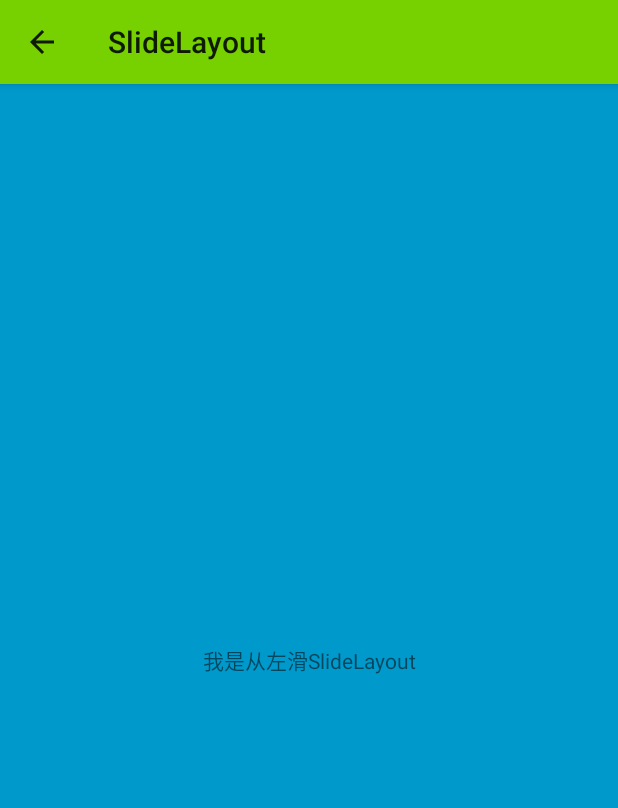
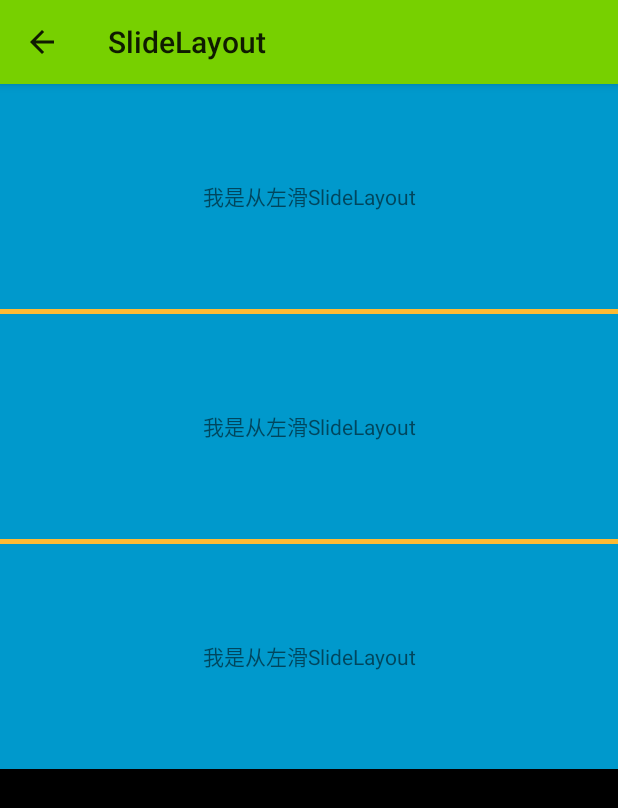
Before and after one commit to huruidong/CustomView, an Android app: the SlideLayoutDemo screen opened directly, with no data from a screen before it, on a phone screen of 412 x 824 dp. Shown: the top 808 px of the screen. Run offline under Robolectric (Android 15) with nearby library versions, the phone set to English and light mode, and no system bars.

Commit message:
修改侧滑布局SlideLayout

```diff
--- a/app/build.gradle
+++ b/app/build.gradle
@@ -34,5 +34,6 @@ dependencies {
     // framework.jar需要使用compileOnly方式导入，防止出现API数量过多问题
     compileOnly fileTree(dir: 'libs', include: ['*.jar'])
     implementation 'com.android.support:recyclerview-v7:28.0.0'
+    implementation 'com.android.support:support-dynamic-animation:28.0.0'
 //    implementation 'androidx.appcompat:appcompat:1.0.2'
 }
--- a/app/src/main/res/layout/slide_activity_main.xml
+++ b/app/src/main/res/layout/slide_activity_main.xml
@@ -1,28 +1,101 @@
 <?xml version="1.0" encoding="utf-8"?>
 <LinearLayout xmlns:android="http://schemas.android.com/apk/res/android"
+    xmlns:app="http://schemas.android.com/apk/res-auto"
     android:layout_width="match_parent"
     android:layout_height="match_parent"
-    xmlns:app="http://schemas.android.com/apk/res-auto"
     android:orientation="vertical">
 
     <com.example.customviewdemo.slideLayout.SlideLayout
         android:layout_width="match_parent"
-        android:layout_height="match_parent"
+        android:layout_height="wrap_content"
+        app:slideDirection="horizontal">
+
+        <LinearLayout
+            android:layout_width="@dimen/dp_200"
+            android:layout_height="match_parent"
+            android:gravity="center"
+            android:orientation="horizontal">
+
+            <TextView
+                android:layout_width="@dimen/dp_100"
+                android:layout_height="wrap_content"
+                android:drawableTop="@drawable/hrd_radio_selected"
+                android:gravity="center"
+                android:text="删除"
+                android:textColor="@android:color/white" />
+
+            <TextView
+                android:layout_width="@dimen/dp_100"
+                android:layout_height="wrap_content"
+                android:drawableTop="@drawable/hrd_radio_selected"
+                android:gravity="center"
+                android:text="删除"
+                android:textColor="@android:color/white" />
+
+        </LinearLayout>
+
+        <TextView
+            android:layout_width="match_parent"
+            android:layout_height="@dimen/dp_150"
+            android:background="@android:color/holo_blue_dark"
+            android:gravity="center"
+            android:text="我是从左滑SlideLayout" />
+
+    </com.example.customviewdemo.slideLayout.SlideLayout>
+
+    <View
+        android:layout_width="match_parent"
+        android:layout_height="3dp"
+        android:background="@android:color/holo_orange_light" />
+
+    <com.example.customviewdemo.slideLayout.SlideLayout
+        android:layout_width="match_parent"
+        android:layout_height="wrap_content"
         app:slideDirection="horizontal">
 
         <TextView
-            android:background="@android:color/holo_red_light"
-            android:layout_width="200dp"
+            android:layout_width="@dimen/dp_200"
             android:layout_height="match_parent"
+            android:drawableTop="@drawable/hrd_radio_selected"
+            android:drawablePadding="@dimen/dp_8"
             android:gravity="center"
-            android:text="删除"/>
+            android:text="删除"
+            android:textColor="@android:color/white" />
 
         <TextView
+            android:layout_width="match_parent"
+            android:layout_height="@dimen/dp_150"
+            android:background="@android:color/holo_blue_dark"
             android:gravity="center"
+            android:text="我是从左滑SlideLayout" />
+
+    </com.example.customviewdemo.slideLayout.SlideLayout>
+
+    <View
+        android:layout_width="match_parent"
+        android:layout_height="3dp"
+        android:background="@android:color/holo_orange_light" />
+
+    <com.example.customviewdemo.slideLayout.SlideLayout
+        android:layout_width="match_parent"
+        android:layout_height="wrap_content"
+        app:slideDirection="horizontal">
+
+        <TextView
+            android:layout_width="@dimen/dp_200"
+            android:layout_height="wrap_content"
+            android:drawableTop="@drawable/hrd_radio_selected"
+            android:drawablePadding="@dimen/dp_8"
+            android:gravity="center"
+            android:text="删除"
+            android:textColor="@android:color/white" />
+
+        <TextView
             android:layout_width="match_parent"
-            android:layout_height="match_parent"
-            android:text="我是从左滑SlideLayout"
-            android:background="@android:color/holo_blue_dark"/>
+            android:layout_height="@dimen/dp_150"
+            android:background="@android:color/holo_blue_dark"
+            android:gravity="center"
+            android:text="我是从左滑SlideLayout" />
 
     </com.example.customviewdemo.slideLayout.SlideLayout>
 
```
Also changed, not shown: app/src/main/java/com/example/customviewdemo/slideLayout/SlideLayout.java (+374 -120 lines).
